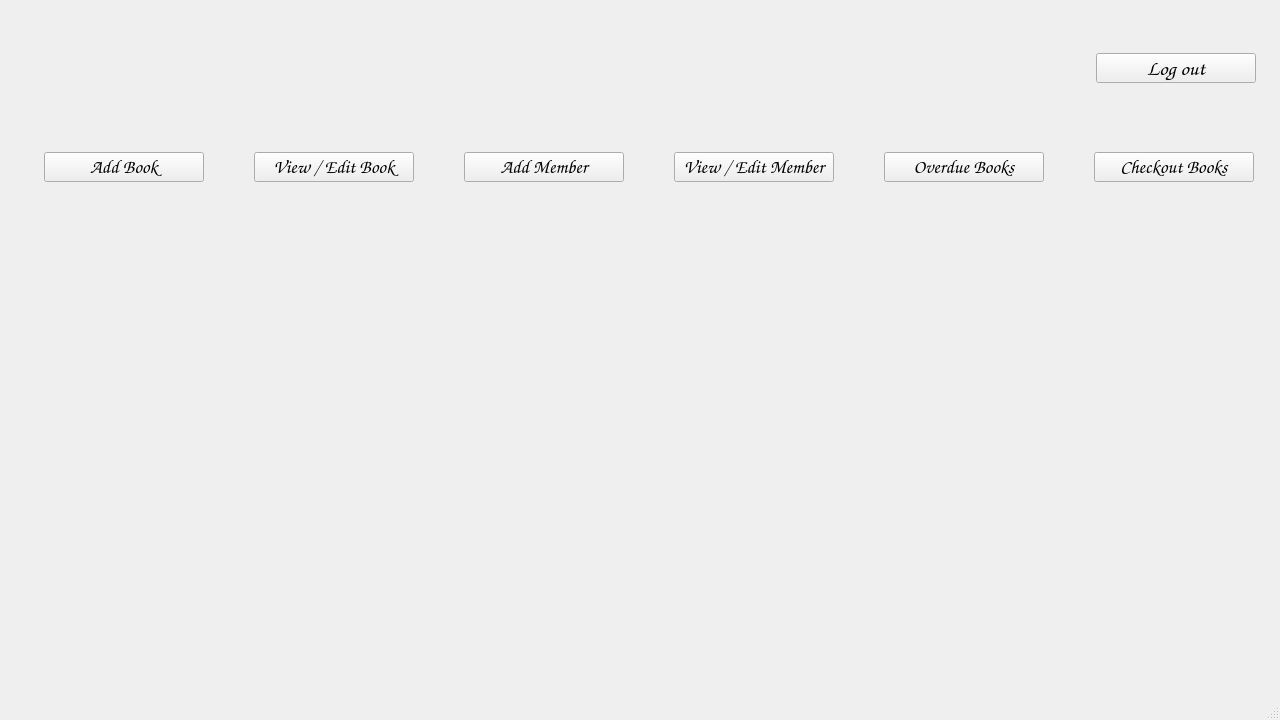
Qt form mainwindow.ui (Frederick-Rive/CS106_LibrarySystem_GroupProject) before a commit.
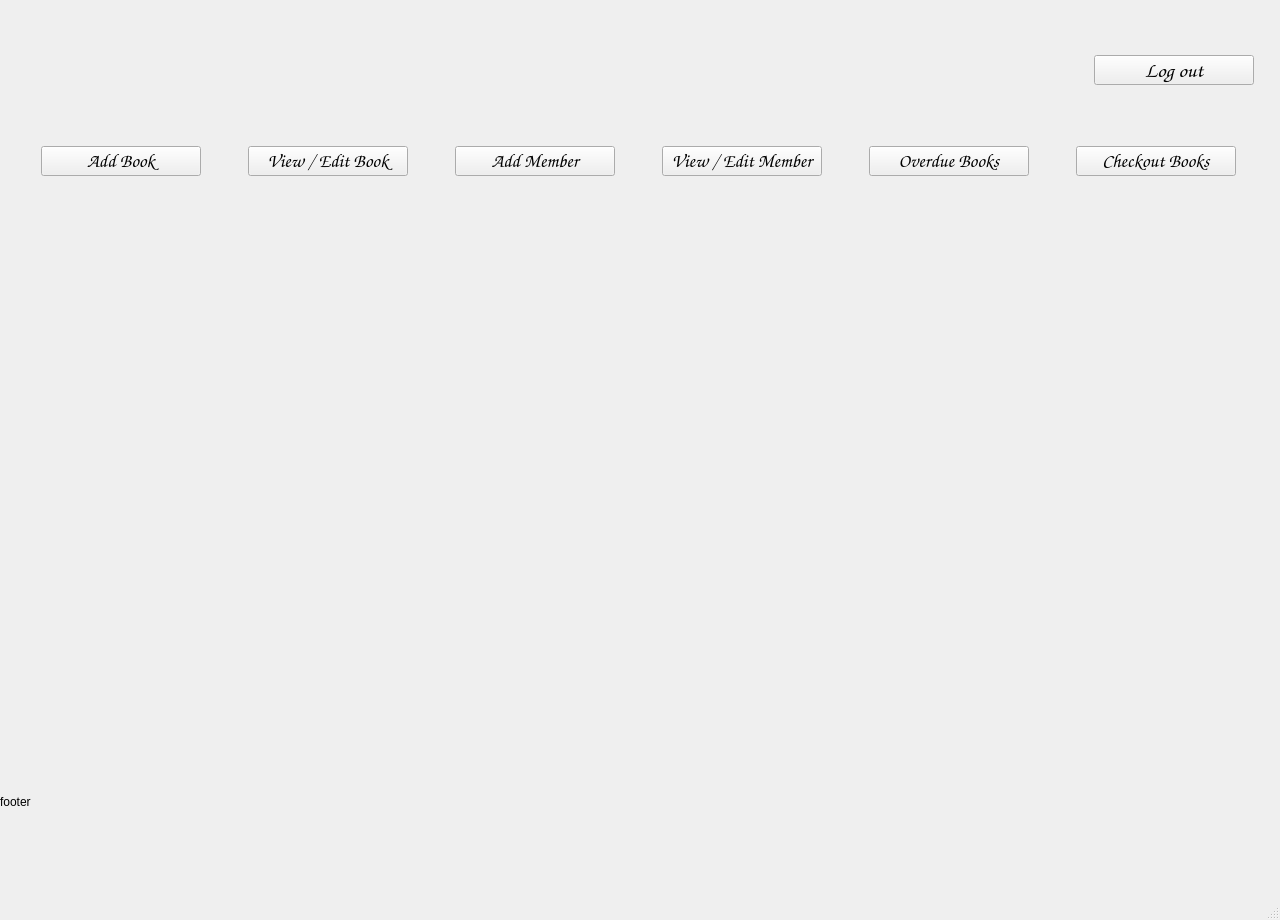
The same form after that commit.

```diff
--- a/mainwindow.ui
+++ b/mainwindow.ui
@@ -7,35 +7,59 @@
     <x>0</x>
     <y>0</y>
     <width>1280</width>
-    <height>720</height>
+    <height>920</height>
    </rect>
   </property>
   <property name="minimumSize">
    <size>
-    <width>640</width>
-    <height>420</height>
+    <width>1280</width>
+    <height>920</height>
    </size>
   </property>
   <property name="maximumSize">
    <size>
     <width>1920</width>
-    <height>1038</height>
+    <height>1080</height>
    </size>
   </property>
   <property name="windowTitle">
    <string>MainWindow</string>
   </property>
   <widget class="QWidget" name="centralwidget">
-   <widget class="QWidget" name="layoutWidget">
-    <property name="geometry">
-     <rect>
-      <x>0</x>
-      <y>0</y>
-      <width>1298</width>
-      <height>691</height>
-     </rect>
-    </property>
     <layout class="QVBoxLayout" name="verticalLayout">
+    <property name="leftMargin">
+     <number>0</number>
+    </property>
+    <property name="topMargin">
+     <number>0</number>
+    </property>
+    <property name="rightMargin">
+     <number>0</number>
+    </property>
+    <property name="bottomMargin">
+     <number>0</number>
+    </property>
+    <item>
+     <widget class="QWidget" name="header" native="true">
+      <property name="minimumSize">
+       <size>
+        <width>1280</width>
+        <height>200</height>
+       </size>
+      </property>
+      <layout class="QVBoxLayout" name="header_layout">
+       <property name="leftMargin">
+        <number>0</number>
+       </property>
+       <property name="topMargin">
+        <number>0</number>
+       </property>
+       <property name="rightMargin">
+        <number>0</number>
+       </property>
+       <property name="bottomMargin">
+        <number>0</number>
+       </property>
      <item>
       <layout class="QHBoxLayout" name="horizontalLayout_2">
        <item>
@@ -57,20 +81,20 @@
        <item>
         <widget class="QLabel" name="logolabel">
          <property name="sizePolicy">
-          <sizepolicy hsizetype="Minimum" vsizetype="Minimum">
+            <sizepolicy hsizetype="Fixed" vsizetype="Fixed">
            <horstretch>0</horstretch>
            <verstretch>0</verstretch>
           </sizepolicy>
          </property>
          <property name="minimumSize">
           <size>
-           <width>340</width>
+             <width>400</width>
            <height>120</height>
           </size>
          </property>
          <property name="maximumSize">
           <size>
-           <width>340</width>
+             <width>400</width>
            <height>120</height>
           </size>
          </property>
@@ -89,8 +113,8 @@
          </property>
          <property name="sizeHint" stdset="0">
           <size>
-           <width>730</width>
-           <height>20</height>
+             <width>660</width>
+             <height>50</height>
           </size>
          </property>
         </spacer>
@@ -136,7 +160,7 @@
          </property>
          <property name="sizeHint" stdset="0">
           <size>
-           <width>40</width>
+             <width>20</width>
            <height>20</height>
           </size>
          </property>
@@ -144,22 +168,6 @@
        </item>
       </layout>
      </item>
-     <item>
-      <spacer name="verticalSpacer">
-       <property name="orientation">
-        <enum>Qt::Vertical</enum>
-       </property>
-       <property name="sizeType">
-        <enum>QSizePolicy::Minimum</enum>
-       </property>
-       <property name="sizeHint" stdset="0">
-        <size>
-         <width>10</width>
-         <height>10</height>
-        </size>
-       </property>
-      </spacer>
-     </item>
      <item>
       <layout class="QHBoxLayout" name="navmenu">
        <item>
@@ -351,6 +359,25 @@
       </layout>
      </item>
      <item>
+        <spacer name="verticalSpacer">
+         <property name="orientation">
+          <enum>Qt::Vertical</enum>
+         </property>
+         <property name="sizeType">
+          <enum>QSizePolicy::Maximum</enum>
+         </property>
+         <property name="sizeHint" stdset="0">
+          <size>
+           <width>13</width>
+           <height>13</height>
+          </size>
+         </property>
+        </spacer>
+       </item>
+      </layout>
+     </widget>
+    </item>
+    <item>
       <layout class="QHBoxLayout" name="activeLayout">
        <item>
         <spacer name="horizontalSpacer_3">
@@ -362,7 +389,7 @@
          </property>
          <property name="sizeHint" stdset="0">
           <size>
-           <width>60</width>
+          <width>0</width>
            <height>500</height>
           </size>
          </property>
@@ -370,23 +397,14 @@
        </item>
       </layout>
      </item>
-    </layout>
-   </widget>
-   <widget class="QLabel" name="headerBackground">
-    <property name="geometry">
-     <rect>
-      <x>0</x>
-      <y>0</y>
-      <width>1280</width>
-      <height>200</height>
-     </rect>
-    </property>
+    <item>
+     <widget class="QLabel" name="label">
     <property name="text">
-     <string/>
-    </property>
-   </widget>
-   <zorder>headerBackground</zorder>
-   <zorder>layoutWidget</zorder>
+       <string>footer</string>
+      </property>
+     </widget>
+    </item>
+   </layout>
   </widget>
   <widget class="QMenuBar" name="menubar">
    <property name="geometry">
```
Lines whose indentation alone changed are shown as unchanged.
